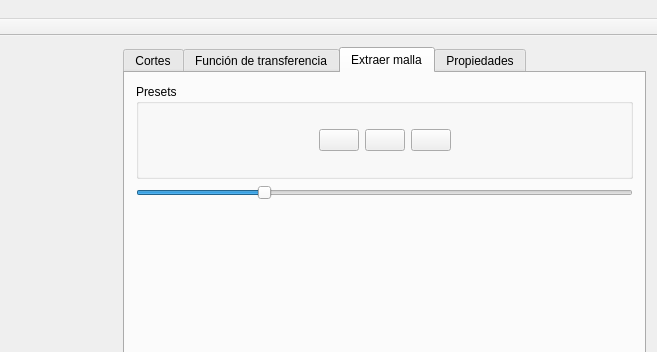
Above: 3DCurator/mainwindow.ui from fblupi/grado_informatica-TFG before the change; both pictures show x 444 to 1101 and y 0 to 352 of the 1101 by 650 pixel window. Below: the same form after it.
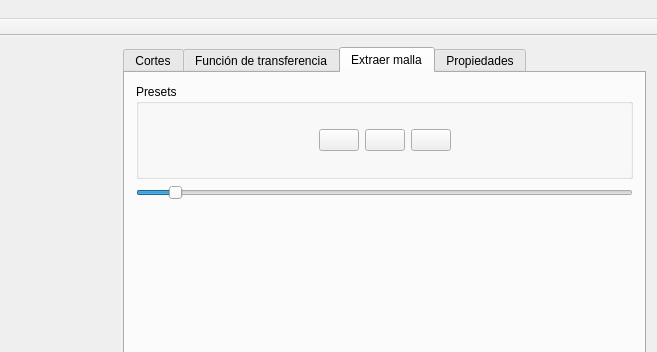
That is the form after the change. The open tabs and pages were chosen to show the change. Icons and pictures are not drawn. Custom widgets are drawn as their Qt base class.

The edit to the form file:
```diff
--- a/3DCurator/mainwindow.ui
+++ b/3DCurator/mainwindow.ui
@@ -700,6 +700,9 @@
           <property name="maximum">
            <number>3071</number>
           </property>
+          <property name="value">
+           <number>-750</number>
+          </property>
           <property name="orientation">
            <enum>Qt::Horizontal</enum>
           </property>
```
Left out of the diff: 4 changed lines with no effect on the pictures.
